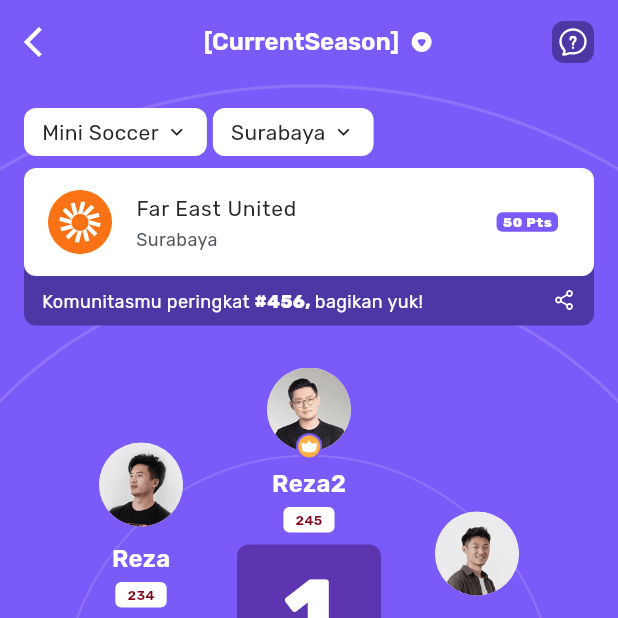
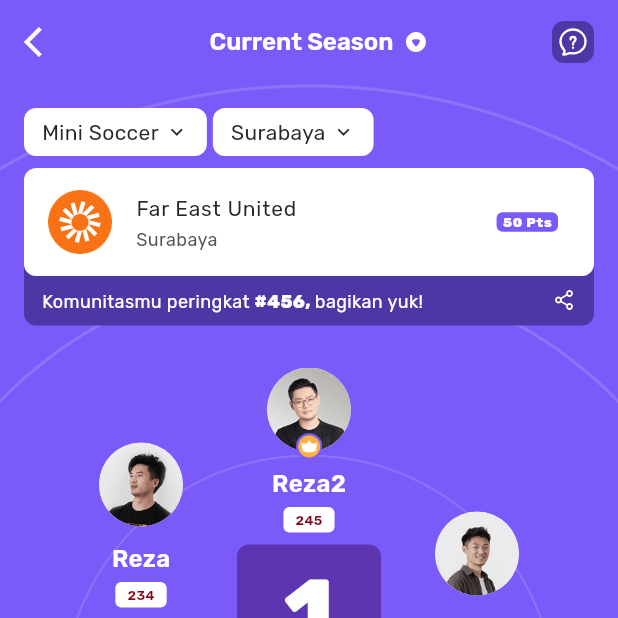
Before and after one commit to inisialer/leaderboard, a Flutter app: the screen it shows after launch, on a phone screen of 412 x 824 dp, the top half of it. Run offline on Flutter 3.47's test engine with Material 3 defaults, Android fonts, the phone set to English and light mode, and no system bars; drawn by our look-alikes of sliding_up_panel; our stand-ins replace dotted_line, flutter_bloc, flutter_svg, google_fonts.

Commit message:
handle period dialog

```diff
--- /dev/null
+++ b/lib/bloc/period/period_cubit.dart
@@ -0,0 +1,17 @@
+import 'package:flutter_bloc/flutter_bloc.dart';
+import 'package:leaderboard_app/bloc/period/period_state.dart';
+import 'package:leaderboard_app/model/period_dummy.dart';
+
+class PeriodCubit extends Cubit<PeriodState> {
+  PeriodCubit() : super(PeriodState());
+
+  void selectTempIndex(int index) {
+    emit(state.copyWith(selectedIndex: index));
+  }
+
+  void applyPeriod(List<Period> periods) {
+    if (state.selectedIndex != null) {
+      emit(state.copyWith(appliedPeriod: periods[state.selectedIndex!]));
+    }
+  }
+}
--- /dev/null
+++ b/lib/bloc/period/period_state.dart
@@ -0,0 +1,15 @@
+import 'package:leaderboard_app/model/period_dummy.dart';
+
+class PeriodState {
+  final int? selectedIndex;
+  final Period? appliedPeriod;
+
+  PeriodState({this.selectedIndex, this.appliedPeriod});
+
+  PeriodState copyWith({int? selectedIndex, Period? appliedPeriod}) {
+    return PeriodState(
+      selectedIndex: selectedIndex ?? this.selectedIndex,
+      appliedPeriod: appliedPeriod ?? this.appliedPeriod,
+    );
+  }
+}
--- a/lib/main.dart
+++ b/lib/main.dart
@@ -1,5 +1,7 @@
 import 'package:flutter/material.dart';
+import 'package:flutter_bloc/flutter_bloc.dart';
 import 'package:google_fonts/google_fonts.dart';
+import 'package:leaderboard_app/bloc/period/period_cubit.dart';
 import 'package:leaderboard_app/helper/color_helper.dart';
 import 'package:leaderboard_app/helper/text_helper.dart';
 import 'package:leaderboard_app/ui/home/home_screen.dart';
@@ -14,7 +16,9 @@ class MyApp extends StatelessWidget {
   // This widget is the root of your application.
   @override
   Widget build(BuildContext context) {
-    return MaterialApp(
+    return BlocProvider(
+      create: (_) => PeriodCubit(),
+      child: MaterialApp(
         title: 'Leaderboard',
         theme: ThemeData(
             fontFamily: GoogleFonts.rubik().fontFamily,
@@ -25,6 +29,7 @@ class MyApp extends StatelessWidget {
                 iconTheme: IconThemeData(color: Colors.white),
                 titleTextStyle: white16w600)),
         home: const HomeScreen(),
+      ),
     );
   }
 }
--- /dev/null
+++ b/lib/model/period_dummy.dart
@@ -0,0 +1,25 @@
+class Period {
+  final String name;
+  final String range;
+  final bool isCurrent;
+
+  Period({
+    required this.name,
+    required this.range,
+    this.isCurrent = false,
+  });
+}
+
+final List<Period> dummyPeriods = [
+  Period(name: "All Time", range: "All Time"),
+  Period(
+    range: "Januari - Maret 2025",
+    name: 'Winter Season',
+    isCurrent: false,
+  ),
+  Period(
+      range: "Oktober - Desember 2025",
+      isCurrent: true,
+      name: 'Current Season'),
+  Period(range: "Juli - Agustus 2025", name: 'Summer Season', isCurrent: false),
+];
--- a/lib/ui/home/home_screen.dart
+++ b/lib/ui/home/home_screen.dart
@@ -1,5 +1,8 @@
 import 'package:flutter/material.dart';
+import 'package:flutter_bloc/flutter_bloc.dart';
 import 'package:flutter_svg/svg.dart';
+import 'package:leaderboard_app/bloc/period/period_cubit.dart';
+import 'package:leaderboard_app/bloc/period/period_state.dart';
 import 'package:leaderboard_app/helper/color_helper.dart';
 import 'package:leaderboard_app/helper/global_function.dart';
 import 'package:leaderboard_app/helper/text_helper.dart';
@@ -21,16 +24,25 @@ class _HomeScreenState extends State<HomeScreen> {
     return Scaffold(
         appBar: AppBar(
           leading: Icon(Icons.arrow_back_ios),
-          title: Row(
+          title: InkWell(
+            onTap: () {
+              showPeriodPicker(context);
+            },
+            child: Row(
               mainAxisAlignment: MainAxisAlignment.center,
               spacing: 8,
               children: [
-              Text(
-                '[CurrentSeason]',
+                BlocBuilder<PeriodCubit, PeriodState?>(
+                  builder: (context, period) {
+                    return Text(
+                      period?.appliedPeriod?.name ?? "Current Season",
                       style: white16w600,
+                    );
+                  },
                 ),
                 SvgPicture.asset('assets/icons/ic_play.svg')
               ],
+            ),
           ),
           actions: [
             InkWell(
```
Also changed, not shown: lib/helper/global_function.dart (+89 -0 lines). Lines whose indentation alone changed are shown as unchanged.
